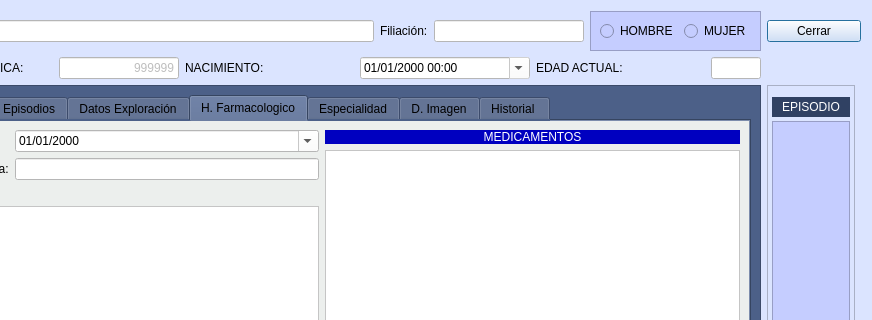
Before: the Qt Designer form Zona_Pacientes/frmfichapaciente.ui in arcnexus/RedFoX, drawn with Qt 5; both pictures show x 128 to 1000 and y 0 to 320 of the 1000 by 702 pixel window.
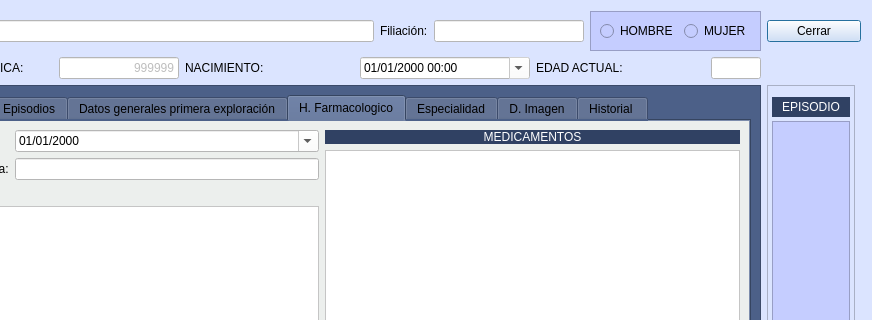
After: the same form once the commit is applied. The open tabs and pages were chosen to show the change. Icons and pictures are not drawn.

Commit message: cambio tabs activos

```diff
--- a/Zona_Pacientes/frmfichapaciente.ui
+++ b/Zona_Pacientes/frmfichapaciente.ui
@@ -2753,7 +2753,7 @@
           <string notr="true">background-color: #ecefed;</string>
          </property>
          <attribute name="title">
-          <string>Datos Exploración</string>
+          <string>Datos generales primera exploración</string>
          </attribute>
          <layout class="QGridLayout" name="gridLayout_7">
           <item row="0" column="0" colspan="2">
@@ -3087,7 +3087,7 @@
             <item row="0" column="0" colspan="3">
              <widget class="QLabel" name="label_48">
               <property name="styleSheet">
-               <string notr="true">background-color: rgb(0, 0, 192);
+               <string notr="true">background: #304163;
 color: rgb(255,255,255);</string>
               </property>
               <property name="text">
```
Left out of the diff: 4 changed lines with no effect on the pictures.
